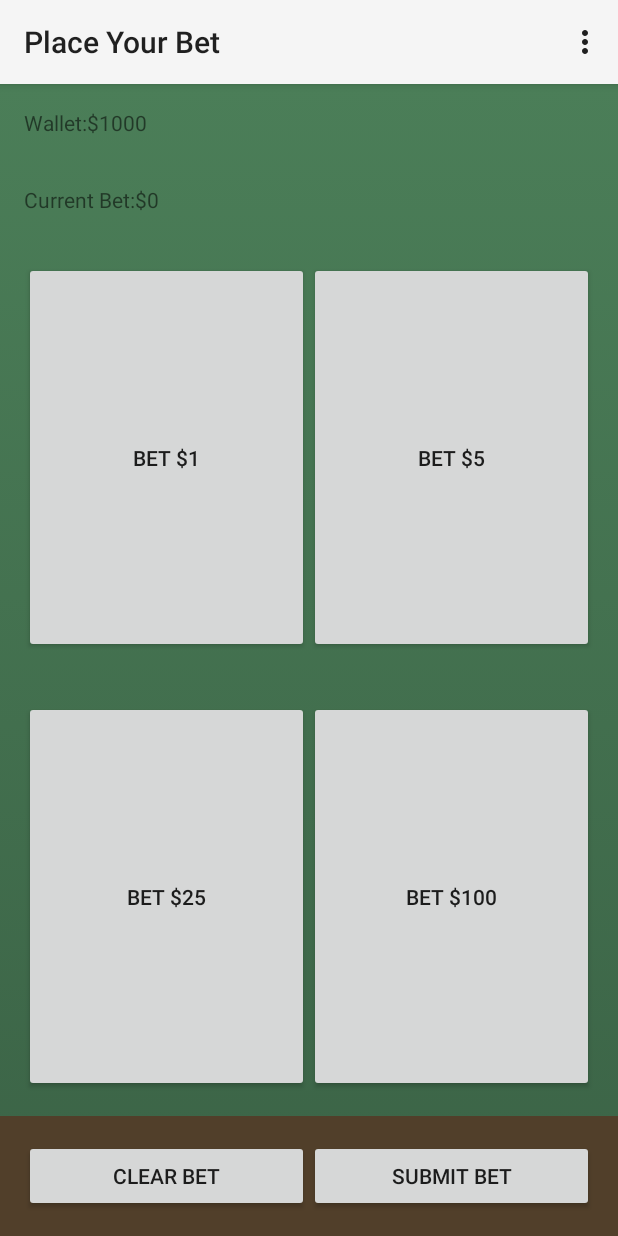
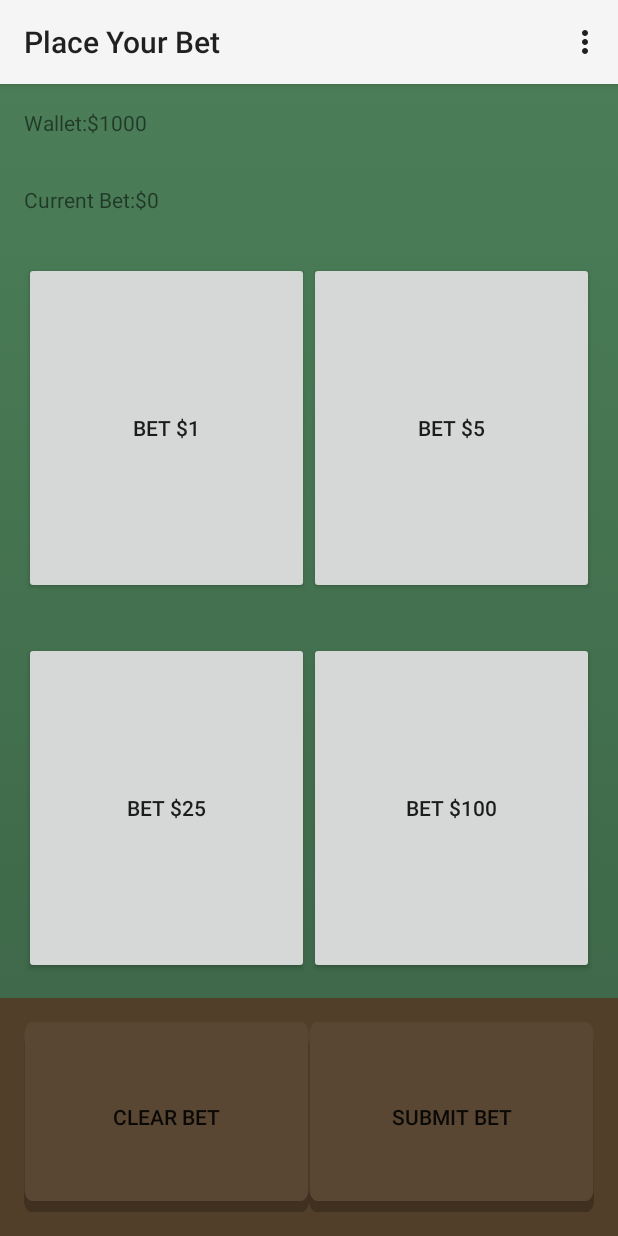
Before and after one commit to msoftware/ChromecastBlackjack, an Android app: the BettingActivity screen opened directly, with no data from a screen before it, on a phone screen of 412 x 824 dp. Run offline under Robolectric (Android 15) with nearby library versions, the phone set to English and light mode, and no system bars.

Commit message:
Add button images.

```diff
--- /dev/null
+++ b/game/src/main/res/drawable-hdpi/button_brown.xml
@@ -0,0 +1,10 @@
+<?xml version="1.0" encoding="utf-8"?>
+
+<selector xmlns:android="http://schemas.android.com/apk/res/android">
+    <item
+        android:state_pressed="false"
+        android:drawable="@drawable/button_up"/>
+    <item
+        android:state_pressed="true"
+        android:drawable="@drawable/button_down"/>
+</selector>
--- a/game/src/main/res/layout/activity_betting.xml
+++ b/game/src/main/res/layout/activity_betting.xml
@@ -115,11 +115,13 @@
             android:layout_width="fill_parent"
             android:layout_height="wrap_content"
             android:layout_weight="1"
+            android:background="@drawable/button_brown"
             android:onClick="clearBet"/>
         <Button
             android:text="@string/submit_bet"
             android:layout_width="fill_parent"
             android:layout_height="wrap_content"
+            android:background="@drawable/button_brown"
             android:layout_weight="1"/>
 
         </LinearLayout>
```
Also changed, not shown: game/src/main/res/drawable-hdpi/button_down.png (added), game/src/main/res/drawable-hdpi/button_up.png (added).
